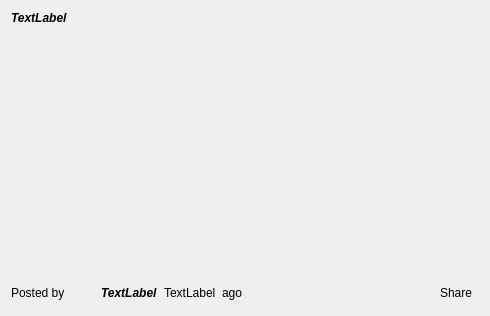
Qt form retroshare-gui/src/gui/Posted/PhotoView.ui (RetroShare/RetroShare) before a commit.
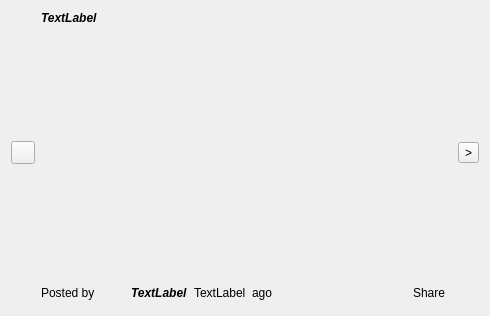
The same form after that commit. Icons and pictures are not drawn. Custom widgets are drawn as their Qt base class.

```diff
--- a/retroshare-gui/src/gui/Posted/PhotoView.ui
+++ b/retroshare-gui/src/gui/Posted/PhotoView.ui
@@ -17,7 +17,7 @@
    <enum>Qt::LeftToRight</enum>
   </property>
   <layout class="QGridLayout" name="gridLayout_2">
-   <item row="0" column="0" colspan="2">
+   <item row="0" column="1" colspan="2">
     <widget class="QLabel" name="titleLabel">
      <property name="font">
       <font>
@@ -35,7 +35,7 @@
      </property>
     </widget>
    </item>
-   <item row="1" column="0" colspan="2">
+   <item row="1" column="1" colspan="2">
     <widget class="QFrame" name="plainFrame">
      <property name="sizePolicy">
       <sizepolicy hsizetype="Expanding" vsizetype="Expanding">
@@ -95,7 +95,18 @@
      </layout>
     </widget>
    </item>
-   <item row="2" column="0" colspan="2">
+   <item row="1" column="0">
+    <widget class="QToolButton" name="prevButton">
+     <property name="toolTip">
+      <string>&lt;html&gt;&lt;head/&gt;&lt;body&gt;&lt;p&gt;Previuos&lt;/p&gt;&lt;/body&gt;&lt;/html&gt;</string>
+     </property>
+     <property name="icon">
+      <iconset resource="../icons.qrc">
+       <normaloff>:/icons/png/arrow-left.png</normaloff>:/icons/png/arrow-left.png</iconset>
+     </property>
+    </widget>
+   </item>
+   <item row="2" column="1" colspan="2">
     <layout class="QHBoxLayout" name="horizontalLayout">
      <item>
       <widget class="QLabel" name="label">
@@ -201,6 +212,20 @@
      </item>
     </layout>
    </item>
+   <item row="1" column="3">
+    <widget class="QToolButton" name="nextButton">
+     <property name="toolTip">
+      <string>&lt;html&gt;&lt;head/&gt;&lt;body&gt;&lt;p&gt;Next&lt;/p&gt;&lt;/body&gt;&lt;/html&gt;</string>
+     </property>
+     <property name="text">
+      <string>&gt;</string>
+     </property>
+     <property name="icon">
+      <iconset resource="../icons.qrc">
+       <normaloff>:/icons/png/arrow-right.png</normaloff>:/icons/png/arrow-right.png</iconset>
+     </property>
+    </widget>
+   </item>
   </layout>
  </widget>
  <customwidgets>
```
Left out of the diff: 53 changed lines with no effect on the pictures.
